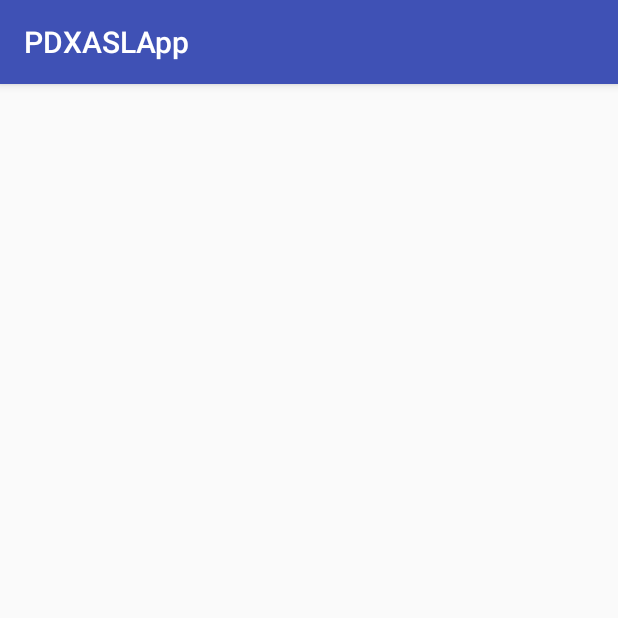
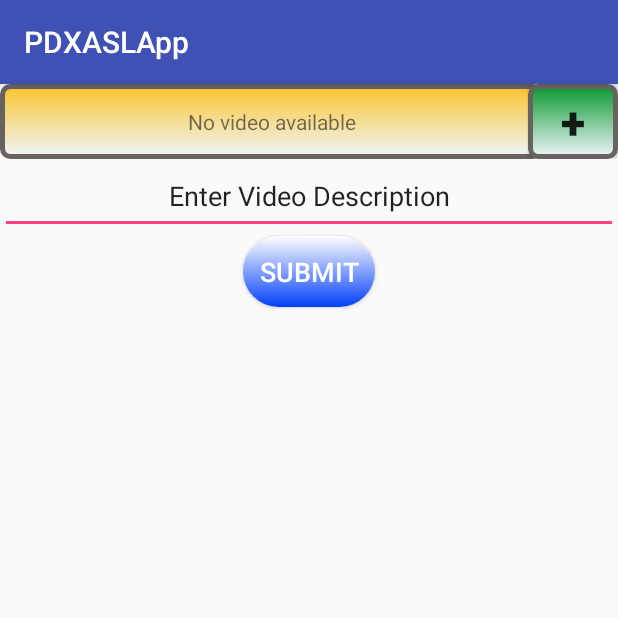
Before and after one commit to ASL-Capstone/PSU-ASL-Capstone-Project, an Android app: the CreateCardActivity screen opened directly, with no data from a screen before it, on a phone screen of 412 x 824 dp, the top half of it. Run offline under Robolectric (Android 15) with nearby library versions, the phone set to English and light mode, and no system bars.

Commit message:
Added: create card layout

```diff
--- a/app/src/main/res/layout/activity_create_card.xml
+++ b/app/src/main/res/layout/activity_create_card.xml
@@ -1,7 +1,56 @@
 <?xml version="1.0" encoding="utf-8"?>
-<RelativeLayout xmlns:android="http://schemas.android.com/apk/res/android"
-android:layout_width="match_parent" android:layout_height="match_parent">
+<LinearLayout xmlns:android="http://schemas.android.com/apk/res/android"
+    xmlns:tools="http://schemas.android.com/tools"
+    android:layout_width="match_parent"
+    android:layout_height="match_parent"
+    android:orientation="vertical">
+
+    <RelativeLayout
+        android:layout_width="match_parent"
+        android:layout_height="50dp">
+
+        <TextView
+            android:id="@+id/creat_card_videoName"
+            android:layout_width="fill_parent"
+            android:layout_height="match_parent"
+            android:layout_gravity="center"
+            android:layout_marginEnd="50dp"
+            android:background="@drawable/background1"
+            android:gravity="center"
+            android:text="@string/textView_no_video"/>
+
+        <Button
+            android:id="@+id/button_get_video"
+            android:layout_width="60dp"
+            android:layout_height="50dp"
+            android:layout_alignParentEnd="true"
+            android:background="@drawable/background2"
+            android:text="@string/button_import_video"
+            android:textSize="30sp"
+            android:textStyle="bold"
+             />
+    </RelativeLayout>
+
+    <EditText
+        android:id="@+id/edit_text_video_description"
+        android:layout_width="match_parent"
+        android:layout_height="50dp"
+        android:labelFor="@+id/edit_text_video_description"
+        android:text="@string/edit_text_video_description"
+        android:gravity="center"
+        android:inputType="text" />
+
+    <include layout="@layout/submit_button"
+        android:layout_width="match_parent"
+        android:layout_height="50dp"
+        />
+
+
+    <include layout="@layout/list_decks"
+        android:layout_width="match_parent"
+        android:layout_height="match_parent"
+        />
 
 
 
-</RelativeLayout>
+</LinearLayout>
--- /dev/null
+++ b/app/src/main/res/layout/list_decks.xml
@@ -0,0 +1,13 @@
+<?xml version="1.0" encoding="utf-8"?>
+<LinearLayout xmlns:android="http://schemas.android.com/apk/res/android"
+    android:orientation="vertical"
+    android:layout_width="match_parent"
+    android:layout_height="match_parent">
+
+    <ListView
+        android:id="@+id/listView"
+        android:layout_width="match_parent"
+        android:layout_height="wrap_content" >
+    </ListView>
+
+</LinearLayout>
--- /dev/null
+++ b/app/src/main/res/layout/list_row.xml
@@ -0,0 +1,22 @@
+<?xml version="1.0" encoding="utf-8"?>
+<LinearLayout xmlns:android="http://schemas.android.com/apk/res/android"
+    android:orientation="horizontal"
+    android:layout_width="match_parent"
+    android:layout_height="match_parent">
+
+    <CheckBox
+        android:id="@+id/list_row_checkBox"
+        android:layout_width="wrap_content"
+        android:layout_height="wrap_content"
+        android:text=""
+        android:layout_gravity="center"/>
+
+    <TextView
+        android:id="@+id/list_row_textView"
+        android:layout_width="wrap_content"
+        android:layout_height="wrap_content"
+        android:text="Deck"
+        android:layout_gravity="center"/>
+
+
+</LinearLayout>
--- a/app/src/main/res/layout/submit_button.xml
+++ b/app/src/main/res/layout/submit_button.xml
@@ -1,13 +1,14 @@
 <?xml version="1.0" encoding="utf-8"?>
 <LinearLayout xmlns:android="http://schemas.android.com/apk/res/android"
-    android:orientation="horizontal" android:layout_width="match_parent"
-    android:layout_height="wrap_content"
+    android:orientation="horizontal"
+    android:layout_width="match_parent"
+    android:layout_height="match_parent"
     android:gravity="bottom|center">
 
     <Button
         android:text="@string/button_submit"
         android:layout_width="wrap_content"
-        android:layout_height="wrap_content"
+        android:layout_height="match_parent"
         android:id="@+id/button_submit"
         android:textColor="#ffffff"
         android:textSize="18sp"
--- a/app/src/main/res/values/strings.xml
+++ b/app/src/main/res/values/strings.xml
@@ -11,6 +11,10 @@
     <string name="button_manage_cards">Manage Cards</string>
     <string name="button_submit">Submit</string>
     <string name="button_share">Share</string>
+
+    <string name="button_getvideo">+</string>
+
+
     <!-- Buttons for quiz selection submenu -->
     <string name="button_multiple_choice">Multiple Choice</string>
     <string name="button_flash_card">Flash Card</string>
@@ -22,6 +26,7 @@
     <!-- Labels -->
     <string name="label_choose_quiz_type">Choose Quiz Type</string>
     <string name="label_choose_number_of_questions">Choose Number of Questions</string>
+    <string name="edit_text_video_description">Enter Video Description</string>
 
     <!-- User Help Prompts -->
     <string name="prompt_text_field">Type Here</string>
@@ -29,4 +34,8 @@
 
     <!-- Place Holders -->
     <string name="placeholder_answer">this is an answer for this video. this is an answer for this video. this is an answer for this video. this is an answer for this video. this is an answer for this video.  this is an answer for this video.</string>
+    <string name="button_import_video">+</string>
+    <string name="textView_no_video">No video available</string>
+
+
 </resources>
```
